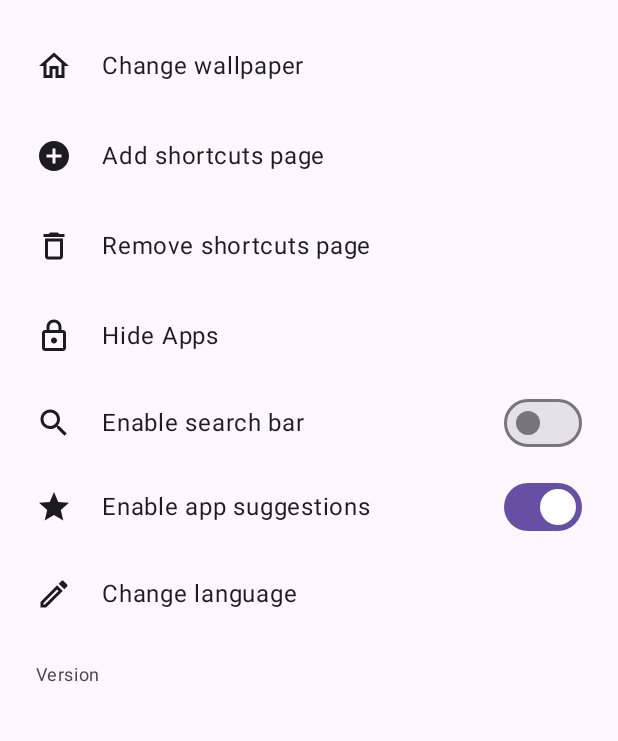
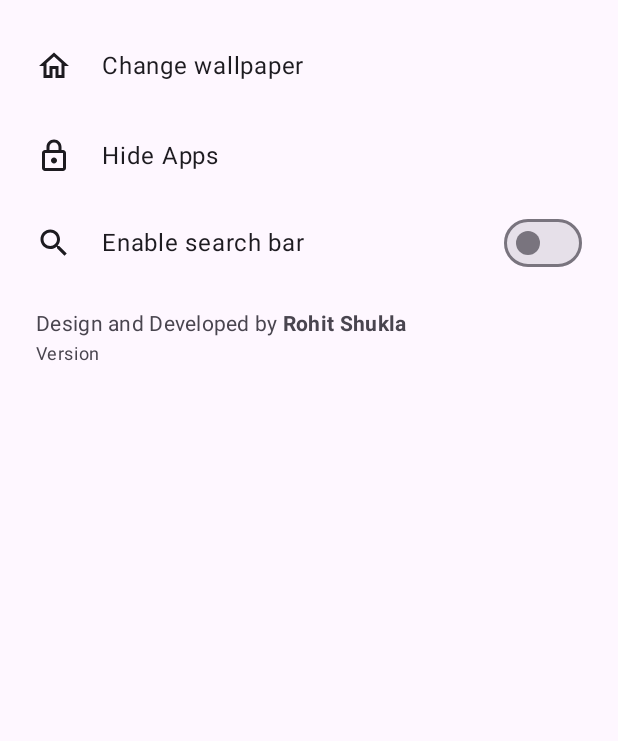
Before and after one commit to rohitshukla001/PixelLauncher, an Android app built with Jetpack Compose: the SettingsActivity screen opened directly, with no data from a screen before it, on a phone screen of 412 x 824 dp, the part 63-804 px from its top. Run offline under Robolectric (Android 15) with nearby library versions, the phone set to English and light mode, and no system bars.

Commit message:
Trim Settings to wallpaper, Hide Apps, search bar; add author footer
At the user's request:
- Removed Change language, Enable app suggestions, Add shortcuts page
  and Remove shortcuts page, with their now-unused controller methods
  and strings. Dragging an app to the page edge still adds pages;
  suggestions stay on (no toggle). The Settings language picker is gone;
  a previously stored language still applies.
- Footer now reads "Design and Developed by Rohit Shukla", where the
  name is a bold link (no underline, same colour) to
  https://info.rohitshukla.net/, with the build version below it.

Version 0.1.6.

```diff
--- a/app/build.gradle.kts
+++ b/app/build.gradle.kts
@@ -15,8 +15,8 @@ android {
         minSdk = 26
         targetSdk = 35
         // Bump for every APK handed out for testing, so the tester can tell builds apart (shown in Settings).
-        versionCode = 6
-        versionName = "0.1.5"
+        versionCode = 7
+        versionName = "0.1.6"
     }
 
     // Release signing reads keystore.properties at the project root (kept out of git):
--- a/app/src/main/java/dev/rohitshukla/pixellauncher/settings/SettingsApp.kt
+++ b/app/src/main/java/dev/rohitshukla/pixellauncher/settings/SettingsApp.kt
@@ -19,15 +19,10 @@ import androidx.compose.foundation.lazy.items
 import androidx.compose.foundation.rememberScrollState
 import androidx.compose.foundation.selection.toggleable
 import androidx.compose.foundation.verticalScroll
-import androidx.compose.material.icons.outlined.AddCircle
-import androidx.compose.material.icons.outlined.Delete
-import androidx.compose.material.icons.outlined.Edit
 import androidx.compose.material.icons.outlined.Home
 import androidx.compose.material.icons.outlined.Search
-import androidx.compose.material.icons.outlined.Star
 import androidx.compose.ui.semantics.Role
 import dev.rohitshukla.pixellauncher.data.LauncherSettings
-import dev.rohitshukla.pixellauncher.ui.ChoiceDialog
 import androidx.compose.material.icons.Icons
 import androidx.compose.material.icons.automirrored.filled.ArrowBack
 import androidx.compose.material.icons.automirrored.outlined.ExitToApp
@@ -50,7 +45,13 @@ import androidx.compose.ui.Modifier
 import androidx.compose.ui.graphics.ImageBitmap
 import androidx.compose.ui.platform.LocalContext
 import androidx.compose.ui.res.stringResource
+import androidx.compose.ui.text.LinkAnnotation
+import androidx.compose.ui.text.SpanStyle
+import androidx.compose.ui.text.TextLinkStyles
+import androidx.compose.ui.text.buildAnnotatedString
+import androidx.compose.ui.text.font.FontWeight
 import androidx.compose.ui.text.style.TextAlign
+import androidx.compose.ui.text.withLink
 import androidx.compose.ui.unit.dp
 import dev.rohitshukla.pixellauncher.R
 import dev.rohitshukla.pixellauncher.data.AppEntry
@@ -66,11 +67,7 @@ interface SettingsController {
     fun launch(app: AppEntry)
     fun toast(message: Int)
     fun changeWallpaper()
-    fun addPage()
-    fun removePage()
     fun setSearchBarEnabled(on: Boolean)
-    fun setSuggestionsEnabled(on: Boolean)
-    fun setLanguage(option: AppLanguage.Option)
 }
 
 enum class SettingsScreen { Main, Unlock, HiddenApps, SetPattern }
@@ -91,7 +88,6 @@ fun SettingsApp(
     apps: List<AppEntry>,
     hidden: Set<String>,
     settings: LauncherSettings,
-    language: AppLanguage.Option?,
     icons: IconCache,
     controller: SettingsController,
     onExit: () -> Unit,
@@ -101,7 +97,6 @@ fun SettingsApp(
             when (screen) {
                 SettingsScreen.Main -> MainScreen(
                     settings = settings,
-                    language = language,
                     controller = controller,
                     onHideApps = {
                         when (hasPattern) {
@@ -168,57 +163,53 @@ private fun SettingsRow(text: String, onClick: () -> Unit, leading: @Composable
 }
 
 /** Yomo's settings rows, in its order, without its Premium, sharing, social and sign-in rows. */
+/** The settings rows, without Yomo's Premium, sharing, social and sign-in rows. */
 @Composable
 private fun MainScreen(
     settings: LauncherSettings,
-    language: AppLanguage.Option?,
     controller: SettingsController,
     onHideApps: () -> Unit,
     onBack: () -> Unit,
 ) {
-    var choosingLanguage by remember { mutableStateOf(false) }
     Header(stringResource(R.string.settings_name), onBack)
     Column(Modifier.verticalScroll(rememberScrollState())) {
         SettingsRow(stringResource(R.string.change_wallpaper), controller::changeWallpaper) { Icon(Icons.Outlined.Home, contentDescription = null) }
-        SettingsRow(stringResource(R.string.add_shortcuts_page), controller::addPage) { Icon(Icons.Outlined.AddCircle, contentDescription = null) }
-        SettingsRow(stringResource(R.string.remove_shortcuts_page), controller::removePage) { Icon(Icons.Outlined.Delete, contentDescription = null) }
         SettingsRow(stringResource(R.string.hide_apps), onHideApps) { Icon(Icons.Outlined.Lock, contentDescription = null) }
         SwitchRow(stringResource(R.string.enable_search_bar), settings.searchBarEnabled, controller::setSearchBarEnabled) {
             Icon(Icons.Outlined.Search, contentDescription = null)
         }
-        SwitchRow(stringResource(R.string.enable_app_suggestions), settings.suggestionsEnabled, controller::setSuggestionsEnabled) {
-            Icon(Icons.Outlined.Star, contentDescription = null)
+        Footer()
+    }
+}
+
+/** Credit line, plus the build version so a tester can confirm which one they have. */
+@Composable
+private fun Footer() {
+    val context = LocalContext.current
+    val version = remember { context.packageManager.getPackageInfo(context.packageName, 0).versionName.orEmpty() }
+    val prefix = stringResource(R.string.footer_credit_prefix)
+    val name = stringResource(R.string.footer_author)
+    // "Rohit Shukla" is a bold link (no underline, same colour), opening the author's site.
+    val credit = remember(prefix, name) {
+        buildAnnotatedString {
+            append(prefix)
+            withLink(LinkAnnotation.Url(AUTHOR_URL, TextLinkStyles(style = SpanStyle(fontWeight = FontWeight.Bold)))) {
+                append(name)
+            }
         }
-        SettingsRow(stringResource(R.string.change_language), { choosingLanguage = true }) { Icon(Icons.Outlined.Edit, contentDescription = null) }
-        AppVersion()
     }
-    if (choosingLanguage) {
-        ChoiceDialog(
-            title = stringResource(R.string.choose_language),
-            options = AppLanguage.Option.entries,
-            selected = language,
-            label = { it.nativeName },
-            onPick = {
-                choosingLanguage = false
-                controller.setLanguage(it)
-            },
-            onDismiss = { choosingLanguage = false },
+    Column(Modifier.fillMaxWidth().padding(horizontal = 24.dp, vertical = 16.dp)) {
+        Text(credit, style = MaterialTheme.typography.bodyMedium, color = MaterialTheme.colorScheme.onSurfaceVariant)
+        Text(
+            text = stringResource(R.string.version, version),
+            modifier = Modifier.padding(top = 2.dp),
+            style = MaterialTheme.typography.bodySmall,
+            color = MaterialTheme.colorScheme.onSurfaceVariant,
         )
     }
 }
 
-/** Which build is installed, so a tester can confirm they have the latest one. */
-@Composable
-private fun AppVersion() {
-    val context = LocalContext.current
-    val version = remember { context.packageManager.getPackageInfo(context.packageName, 0).versionName.orEmpty() }
-    Text(
-        text = stringResource(R.string.version, version),
-        modifier = Modifier.padding(horizontal = 24.dp, vertical = 16.dp),
-        style = MaterialTheme.typography.bodySmall,
-        color = MaterialTheme.colorScheme.onSurfaceVariant,
-    )
-}
+private const val AUTHOR_URL = "https://info.rohitshukla.net/"
 
 @Composable
 private fun SwitchRow(text: String, checked: Boolean, onChange: (Boolean) -> Unit, leading: @Composable () -> Unit) {
--- a/app/src/main/res/values/strings.xml
+++ b/app/src/main/res/values/strings.xml
@@ -46,17 +46,9 @@
     <string name="wallpaper_number">Wallpaper %1$d</string>
     <string name="wallpaper_changed">Wallpaper successfully changed</string>
     <string name="wallpaper_not_changed">Couldn\'t change the wallpaper</string>
-    <string name="add_shortcuts_page">Add shortcuts page</string>
-    <string name="remove_shortcuts_page">Remove shortcuts page</string>
-    <string name="added_shortcut_page">Added shortcut page</string>
-    <string name="cannot_add_shortcut_page">Cannot add more shortcut pages</string>
-    <string name="removed_shortcut_page">Removed last shortcut page</string>
-    <string name="cannot_remove_shortcut_page">Cannot remove the only shortcut page</string>
-    <string name="no_room_to_remove_page">Not enough free space on the other pages for this page\'s apps</string>
     <string name="enable_search_bar">Enable search bar</string>
-    <string name="enable_app_suggestions">Enable app suggestions</string>
-    <string name="change_language">Change language</string>
-    <string name="choose_language">Choose language</string>
     <string name="set_as_default_home">Set Pixel Launcher as default home app</string>
     <string name="version">Version %1$s</string>
+    <string name="footer_credit_prefix" translatable="false">"Design and Developed by "</string>
+    <string name="footer_author" translatable="false">Rohit Shukla</string>
 </resources>
```
Also changed, not shown: app/src/main/java/dev/rohitshukla/pixellauncher/settings/SettingsActivity.kt (+0 -27 lines), 3 other files.
